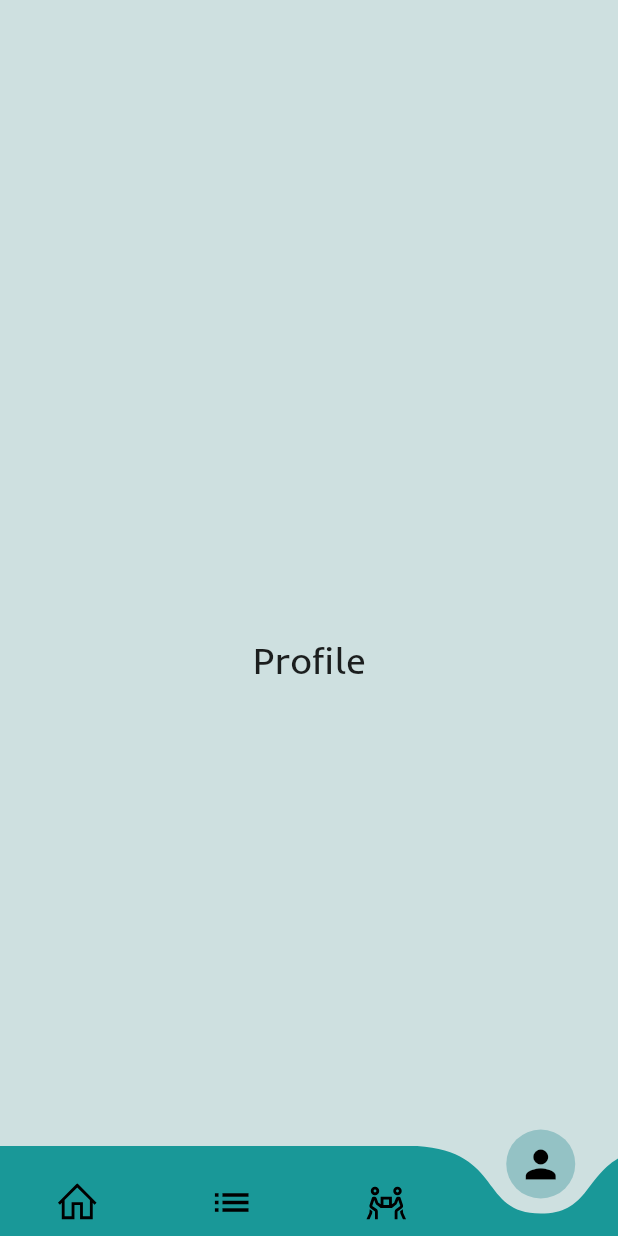
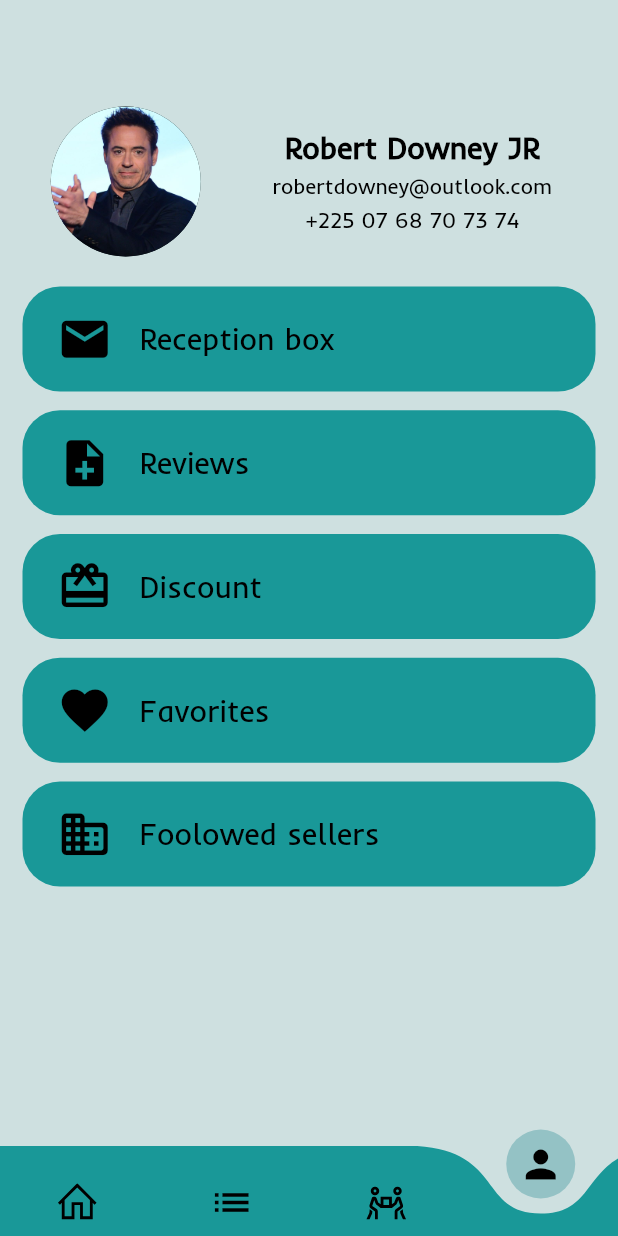
Before and after one commit to ClichyMercury/vidalossa, a Flutter app: the screen it shows after launch, item 4 of the bottom bar chosen, on a phone screen of 412 x 824 dp. Run offline on Flutter 3.47's test engine with Material 2 defaults, Android fonts, the light colour scheme and no system bars; drawn by our look-alikes of curved_navigation_bar; our stand-ins replace firebase_core, line_awesome_flutter; missing offline and left inert: dart:ffi, flutter_stripe; accounts and stored records are empty; network calls fail.

Commit message:
add profile page

```diff
--- a/lib/screens/root/pages/profile.dart
+++ /dev/null
@@ -1,18 +0,0 @@
-import 'package:flutter/material.dart';
-import 'package:vidalossa/utils/custum_theme.dart';
-
-class Profile extends StatelessWidget {
-  const Profile({super.key});
-
-  @override
-  Widget build(BuildContext context) {
-    return Scaffold(
-      backgroundColor: CustumTheme.BgightTeal,
-      body: Center(
-          child: Text(
-        "Profile",
-        style: TextStyle(fontSize: 25),
-      )),
-    );
-  }
-}
--- /dev/null
+++ b/lib/screens/root/pages/profile/options.dart
@@ -0,0 +1,55 @@
+import 'package:flutter/material.dart';
+
+import '../../../../utils/custum_theme.dart';
+
+class OptionsProfile extends StatelessWidget {
+  const OptionsProfile({
+    super.key,
+    required this.icon,
+    required this.data,
+    /* required this.touch */
+  });
+
+  final IconData icon;
+  final String data;
+  /* final Widget touch; */
+
+  @override
+  Widget build(BuildContext context) {
+    return GestureDetector(
+      /* onTap: () {
+        Navigator.push(
+            context, MaterialPageRoute(builder: (builder) => touch));
+      }, */
+      child: Container(
+        height: 70,
+        width: MediaQuery.of(context).size.width,
+        decoration: BoxDecoration(
+            color: CustumTheme.Teal,
+            borderRadius: BorderRadius.all(Radius.circular(25))),
+        child: Padding(
+          padding: EdgeInsets.all(5.0),
+          child: Row(
+            children: [
+              Padding(
+                padding: const EdgeInsets.symmetric(horizontal: 18),
+                child: Icon(
+                  icon,
+                  color: Colors.black,
+                  size: 37,
+                ),
+              ),
+              Text(
+                data,
+                style: TextStyle(
+                    color: Colors.black,
+                    fontWeight: FontWeight.w500,
+                    fontSize: 20),
+              )
+            ],
+          ),
+        ),
+      ),
+    );
+  }
+}
--- /dev/null
+++ b/lib/screens/root/pages/profile/profile.dart
@@ -0,0 +1,87 @@
+import 'package:flutter/material.dart';
+import 'package:line_awesome_flutter/line_awesome_flutter.dart';
+import 'package:vidalossa/screens/root/pages/profile/userDetails.dart';
+import 'package:vidalossa/utils/custum_theme.dart';
+
+import 'options.dart';
+
+class Profile extends StatelessWidget {
+  const Profile({super.key});
+
+  @override
+  Widget build(BuildContext context) {
+    return Scaffold(
+      backgroundColor: CustumTheme.BgightTeal,
+      body: SingleChildScrollView(
+          child: Padding(
+        padding: const EdgeInsets.all(15.0),
+        child: Column(
+          children: [
+            Row(
+              mainAxisAlignment: MainAxisAlignment.spaceAround,
+              children: [
+                SizedBox(
+                  height: 100,
+                  width: 100,
+                  child: CircleAvatar(
+                    backgroundImage: AssetImage("assets/images/rdj.jpeg"),
+                    radius: 100,
+                  ),
+                ),
+                GestureDetector(
+                  onTap: () {
+                    Navigator.push(context,
+                        MaterialPageRoute(builder: (builder) => UserDetails()));
+                  },
+                  child: Container(
+                    padding: EdgeInsets.all(10),
+                    height: 90,
+                    child: Column(
+                      mainAxisAlignment: MainAxisAlignment.spaceBetween,
+                      children: [
+                        Text(
+                          "Robert Downey JR",
+                          style: TextStyle(
+                              fontSize: 20,
+                              fontWeight: FontWeight.w800,
+                              color: Colors.black),
+                        ),
+                        Text(
+                          "robertdowney@outlook.com",
+                          style: TextStyle(
+                              fontSize: 14,
+                              fontWeight: FontWeight.w400,
+                              color: Colors.black),
+                        ),
+                        Text("+225 07 68 70 73 74",
+                            style: TextStyle(
+                                fontSize: 14,
+                                fontWeight: FontWeight.w400,
+                                color: Colors.black))
+                      ],
+                    ),
+                  ),
+                ),
+              ],
+            ),
+            Container(
+              height: 420,
+              padding: EdgeInsets.fromLTRB(0, 20, 0, 0),
+              child: Column(
+                mainAxisAlignment: MainAxisAlignment.spaceBetween,
+                children: [
+                  OptionsProfile(icon: Icons.email, data: "Reception box"),
+                  OptionsProfile(icon: Icons.note_add, data: "Reviews"),
+                  OptionsProfile(icon: Icons.card_giftcard, data: "Discount"),
+                  OptionsProfile(icon: Icons.favorite, data: "Favorites"),
+                  OptionsProfile(
+                      icon: Icons.business_rounded, data: "Foolowed sellers"),
+                ],
+              ),
+            ),
+          ],
+        ),
+      )),
+    );
+  }
+}
--- a/lib/screens/root/root.dart
+++ b/lib/screens/root/root.dart
@@ -4,7 +4,7 @@ import 'package:line_awesome_flutter/line_awesome_flutter.dart';
 import 'package:vidalossa/screens/root/pages/category.dart';
 import 'package:vidalossa/screens/root/pages/commades.dart';
 import 'package:vidalossa/screens/root/pages/home.dart';
-import 'package:vidalossa/screens/root/pages/profile.dart';
+import 'package:vidalossa/screens/root/pages/profile/profile.dart';
 import 'package:vidalossa/utils/custum_theme.dart';
 
 class BaseApp extends StatefulWidget {
```
Also changed, not shown: lib/screens/root/pages/home.dart (+51 -26 lines), lib/screens/root/pages/profile/userDetails.dart (added, +106 -0 lines), lib/utils/Grid_card.dart (added, +64 -0 lines), lib/utils/card.dart (added, +40 -0 lines), assets/images/rdj.jpeg (added).
